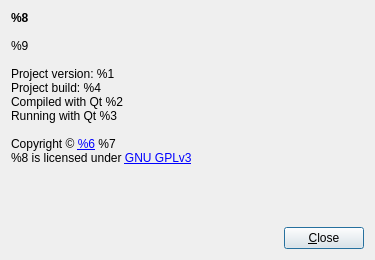
Before: the Qt Designer form AboutDialog.ui in Syping/gta5sync, drawn with Qt 5.
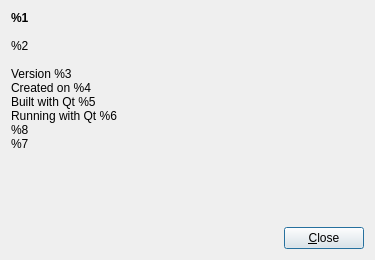
After: the same form once the commit is applied.

Commit message: AboutDialog updated (retranslation needed)

What changed in the file:
```diff
--- a/AboutDialog.ui
+++ b/AboutDialog.ui
@@ -26,16 +26,16 @@
       </sizepolicy>
      </property>
      <property name="text">
-      <string>&lt;span style=&quot; font-weight:600;&quot;&gt;%8&lt;/span&gt;&lt;br/&gt;
+      <string>&lt;span style=&quot; font-weight:600;&quot;&gt;%1&lt;/span&gt;&lt;br/&gt;
 &lt;br/&gt;
-%9&lt;br/&gt;
+%2&lt;br/&gt;
 &lt;br/&gt;
-Project version: %1&lt;br/&gt;
-Project build: %4&lt;br/&gt;
-Compiled with Qt %2&lt;br/&gt;
-Running with Qt %3&lt;br/&gt;
-&lt;br/&gt;
-Copyright &amp;copy; &lt;a href=&quot;%5&quot;&gt;%6&lt;/a&gt; %7&lt;br/&gt;%8 is licensed under &lt;a href=&quot;https://www.gnu.org/licenses/gpl-3.0.html#content&quot;&gt;GNU GPLv3&lt;/a&gt;</string>
+Version %3&lt;br/&gt;
+Created on %4&lt;br/&gt;
+Built with Qt %5&lt;br/&gt;
+Running with Qt %6&lt;br/&gt;
+%8&lt;br/&gt;
+%7</string>
      </property>
      <property name="alignment">
       <set>Qt::AlignLeading|Qt::AlignLeft|Qt::AlignTop</set>
```
The commit also changes 6 other files.
